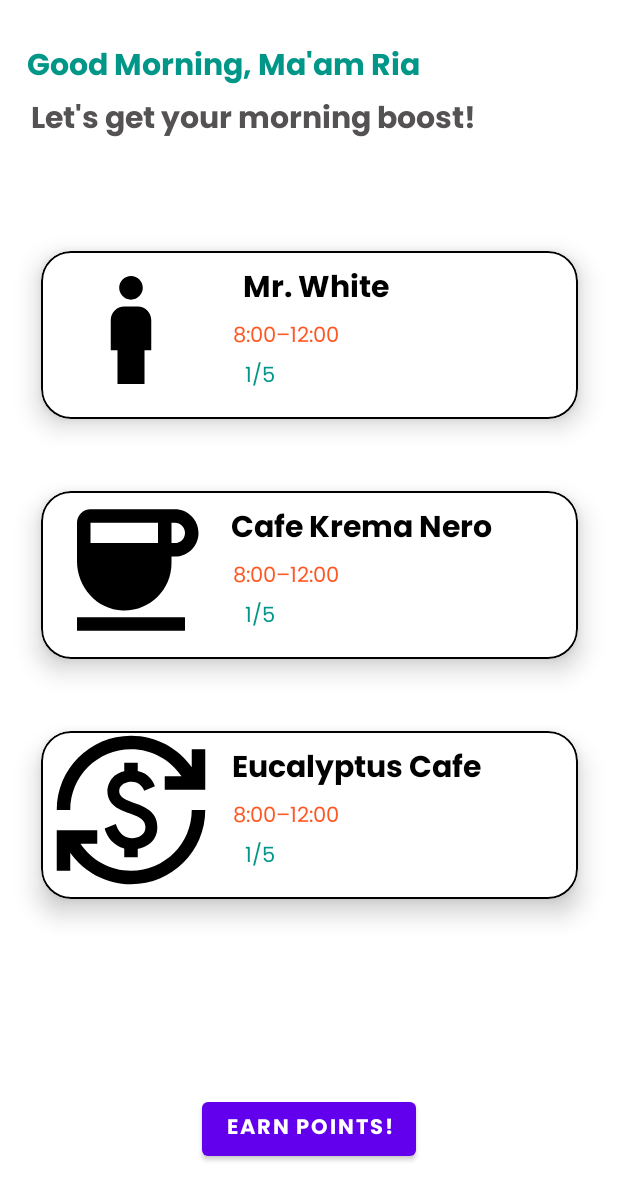
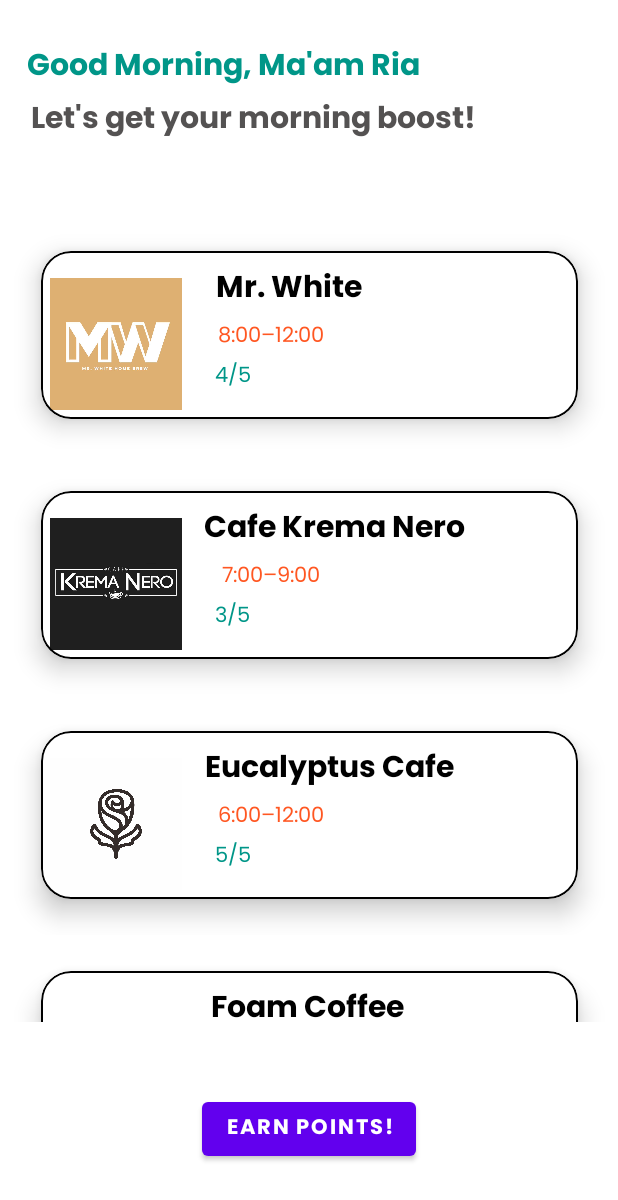
Before and after one commit to rtamera/Kappe-Hub, an Android app: the Home screen opened directly, with no data from a screen before it, on a phone screen of 412 x 824 dp. Shown: the top 1200 px of the screen. Run offline under Robolectric (Android 15) with nearby library versions, the phone set to English and light mode, and no system bars.

Commit message:
updated string arrays and cafe logos

```diff
--- a/app/src/main/java/com/example/kappehub/Home.java
+++ b/app/src/main/java/com/example/kappehub/Home.java
@@ -13,7 +13,7 @@ import java.util.ArrayList;
 
 public class Home extends AppCompatActivity {
     ArrayList<CafeModel> cafeModels = new ArrayList<>();
-    int[] cafeImages ={R.drawable.ic_baseline_boy_24, R.drawable.ic_baseline_coffee_24,R.drawable.ic_baseline_currency_exchange_24};
+    int[] cafeImages ={R.drawable.mr__white_cafe, R.drawable.cafe_krema_nero, R.drawable.flower_cafe,R.drawable.foam_coffee, R.drawable.seollem_cafe};
     Button earnPoints;
     @Override
     protected void onCreate(Bundle savedInstanceState) {
--- a/app/src/main/res/drawable/ic_baseline_boy_24.xml
+++ /dev/null
@@ -1,5 +0,0 @@
-<vector android:height="24dp" android:tint="#000000"
-    android:viewportHeight="24" android:viewportWidth="24"
-    android:width="24dp" xmlns:android="http://schemas.android.com/apk/res/android">
-    <path android:fillColor="@android:color/white" android:pathData="M12,7.5c0.97,0 1.75,-0.78 1.75,-1.75S12.97,4 12,4s-1.75,0.78 -1.75,1.75S11.03,7.5 12,7.5zM14,20v-5h1v-4.5c0,-1.1 -0.9,-2 -2,-2h-2c-1.1,0 -2,0.9 -2,2V15h1v5H14z"/>
-</vector>
--- a/app/src/main/res/drawable/ic_baseline_coffee_24.xml
+++ /dev/null
@@ -1,5 +0,0 @@
-<vector android:height="24dp" android:tint="#000000"
-    android:viewportHeight="24" android:viewportWidth="24"
-    android:width="24dp" xmlns:android="http://schemas.android.com/apk/res/android">
-    <path android:fillColor="@android:color/white" android:pathData="M18.5,3H6C4.9,3 4,3.9 4,5v5.71c0,3.83 2.95,7.18 6.78,7.29c3.96,0.12 7.22,-3.06 7.22,-7v-1h0.5c1.93,0 3.5,-1.57 3.5,-3.5S20.43,3 18.5,3zM16,5v3H6V5H16zM18.5,8H18V5h0.5C19.33,5 20,5.67 20,6.5S19.33,8 18.5,8zM4,19h16v2H4V19z"/>
-</vector>
--- a/app/src/main/res/drawable/ic_baseline_currency_exchange_24.xml
+++ /dev/null
@@ -1,5 +0,0 @@
-<vector android:height="24dp" android:tint="#000000"
-    android:viewportHeight="24" android:viewportWidth="24"
-    android:width="24dp" xmlns:android="http://schemas.android.com/apk/res/android">
-    <path android:fillColor="@android:color/white" android:pathData="M12.89,11.1c-1.78,-0.59 -2.64,-0.96 -2.64,-1.9c0,-1.02 1.11,-1.39 1.81,-1.39c1.31,0 1.79,0.99 1.9,1.34l1.58,-0.67C15.39,8.03 14.72,6.56 13,6.24V5h-2v1.26C8.52,6.82 8.51,9.12 8.51,9.22c0,2.27 2.25,2.91 3.35,3.31c1.58,0.56 2.28,1.07 2.28,2.03c0,1.13 -1.05,1.61 -1.98,1.61c-1.82,0 -2.34,-1.87 -2.4,-2.09L8.1,14.75c0.63,2.19 2.28,2.78 2.9,2.96V19h2v-1.24c0.4,-0.09 2.9,-0.59 2.9,-3.22C15.9,13.15 15.29,11.93 12.89,11.1zM3,21H1v-6h6v2l-2.48,0c1.61,2.41 4.36,4 7.48,4c4.97,0 9,-4.03 9,-9h2c0,6.08 -4.92,11 -11,11c-3.72,0 -7.01,-1.85 -9,-4.67L3,21zM1,12C1,5.92 5.92,1 12,1c3.72,0 7.01,1.85 9,4.67L21,3h2v6h-6V7l2.48,0C17.87,4.59 15.12,3 12,3c-4.97,0 -9,4.03 -9,9H1z"/>
-</vector>
--- a/app/src/main/res/layout/recycler_view_row.xml
+++ b/app/src/main/res/layout/recycler_view_row.xml
@@ -28,10 +28,10 @@
 
             <ImageView
                 android:id="@+id/imageView"
-                android:layout_width="120dp"
-                android:layout_height="120dp"
+                android:layout_width="100dp"
+                android:layout_height="100dp"
                 android:padding="6dp"
-                app:srcCompat="@drawable/ic_baseline_boy_24"
+                android:src="@drawable/merchandise"
                 app:layout_constraintBottom_toBottomOf="parent"
                 app:layout_constraintStart_toStartOf="parent" />
 
--- a/app/src/main/res/values/strings.xml
+++ b/app/src/main/res/values/strings.xml
@@ -14,23 +14,23 @@
         <item>Mr. White</item>
         <item>Cafe Krema Nero</item>
         <item>Eucalyptus Cafe</item>
-<!--        <item>Foam Coffee</item>-->
-<!--        <item>Seollem Cafe</item>-->
+        <item>Foam Coffee</item>
+        <item>Seollem Cafe</item>
     </string-array>
 
     <string-array name="time">
         <item>8:00–12:00</item>
-        <item>8:00–12:00</item>
-        <item>8:00–12:00</item>
-<!--        <item>8:00–12:00</item>-->
-<!--        <item>8:00–12:00</item>-->
+        <item>7:00–9:00</item>
+        <item>6:00–12:00</item>
+        <item>8:00–9:00</item>
+        <item>10:00–12:00</item>
     </string-array>
 
     <string-array name="rating">
-        <item>1/5</item>
-        <item>1/5</item>
-        <item>1/5</item>
-<!--        <item>1/5</item>-->
-<!--        <item>1/5</item>-->
+        <item>4/5</item>
+        <item>3/5</item>
+        <item>5/5</item>
+        <item>4/5</item>
+        <item>3/5</item>
     </string-array>
 </resources>
```
Also changed, not shown: app/src/main/res/drawable-nodpi/cafe_krema_nero.jpg (added), app/src/main/res/drawable-nodpi/flower_cafe.jpg (added), app/src/main/res/drawable-nodpi/foam_coffee.jpg (added), app/src/main/res/drawable-nodpi/mr__white_cafe.jpg (added), app/src/main/res/drawable-nodpi/seollem_cafe.png (added).
